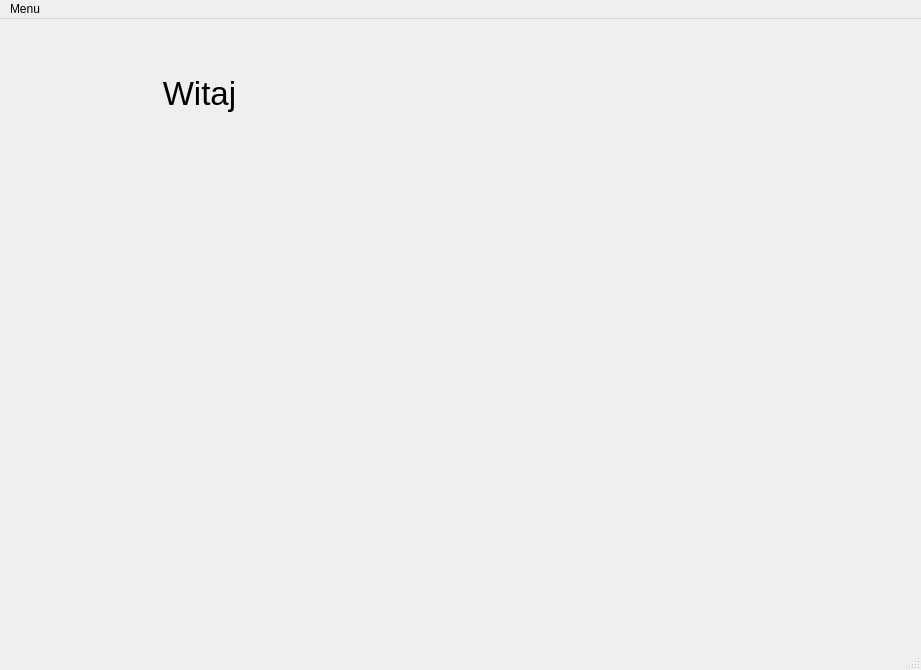
This is mainwindow.ui in dash205/Projekt_Fryzjer as Qt 5 draws it before an edit. The edited form follows.
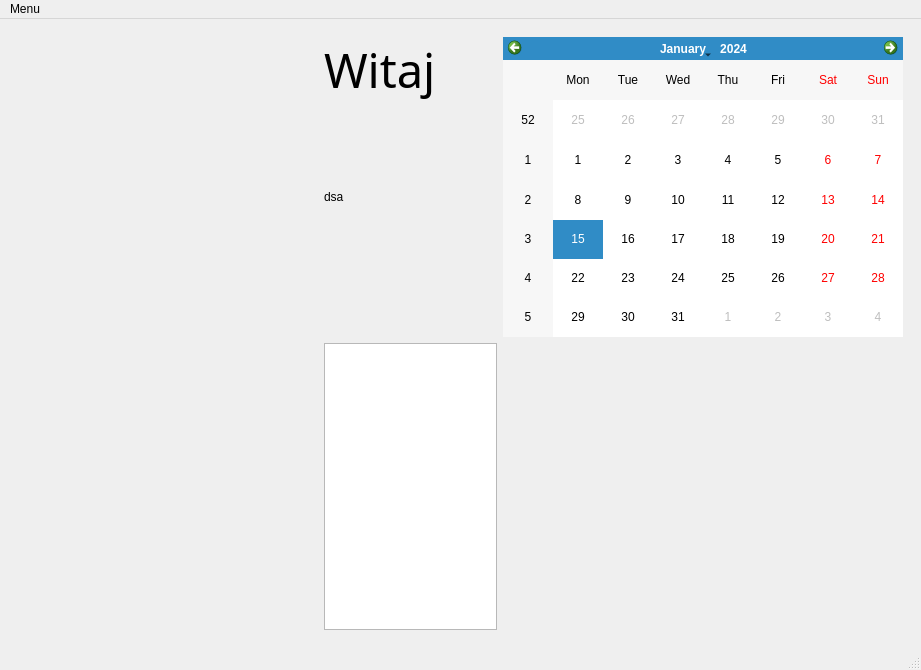
This is the edited form.

What changed in the file:
```diff
--- a/mainwindow.ui
+++ b/mainwindow.ui
@@ -21,36 +21,55 @@
        <number>0</number>
       </property>
       <widget class="QWidget" name="page">
-       <widget class="QLabel" name="label">
-        <property name="geometry">
-         <rect>
-          <x>10</x>
-          <y>10</y>
-          <width>361</width>
-          <height>111</height>
-         </rect>
-        </property>
+       <layout class="QGridLayout" name="gridLayout">
+        <item row="0" column="4">
+         <widget class="QCalendarWidget" name="calendarWidget">
+          <property name="sizePolicy">
+           <sizepolicy hsizetype="Fixed" vsizetype="Fixed">
+            <horstretch>0</horstretch>
+            <verstretch>0</verstretch>
+           </sizepolicy>
+          </property>
+          <property name="minimumSize">
+           <size>
+            <width>400</width>
+            <height>300</height>
+           </size>
+          </property>
+          <property name="maximumSize">
+           <size>
+            <width>400</width>
+            <height>300</height>
+           </size>
+          </property>
+         </widget>
+        </item>
+        <item row="0" column="1">
+         <layout class="QVBoxLayout" name="verticalLayout">
+          <item>
+           <widget class="QLabel" name="welcomeHeader">
         <property name="font">
          <font>
-          <pointsize>25</pointsize>
+              <family>Sans Serif</family>
+              <pointsize>35</pointsize>
+              <stylestrategy>PreferAntialias</stylestrategy>
+              <hintingpreference>PreferNoHinting</hintingpreference>
+              <fontweight>ExtraBold</fontweight>
          </font>
         </property>
         <property name="text">
          <string>Witaj</string>
         </property>
         <property name="alignment">
-         <set>Qt::AlignmentFlag::AlignCenter</set>
-        </property>
-       </widget>
-       <widget class="QLabel" name="label_auth">
-        <property name="geometry">
-         <rect>
-          <x>10</x>
-          <y>130</y>
-          <width>341</width>
-          <height>51</height>
-         </rect>
-        </property>
+             <set>Qt::AlignmentFlag::AlignLeading|Qt::AlignmentFlag::AlignLeft|Qt::AlignmentFlag::AlignTop</set>
+            </property>
+            <property name="margin">
+             <number>60</number>
+            </property>
+           </widget>
+          </item>
+          <item>
+           <widget class="QLabel" name="subHeaderText">
         <property name="font">
          <font>
           <italic>false</italic>
@@ -59,9 +78,50 @@
          </font>
         </property>
         <property name="text">
+             <string>dsa</string>
+            </property>
+            <property name="alignment">
+             <set>Qt::AlignmentFlag::AlignLeading|Qt::AlignmentFlag::AlignLeft|Qt::AlignmentFlag::AlignTop</set>
+            </property>
+            <property name="margin">
+             <number>60</number>
+            </property>
+           </widget>
+          </item>
+         </layout>
+        </item>
+        <item row="1" column="1">
+         <widget class="QTableView" name="tableView"/>
+        </item>
+        <item row="0" column="0">
+         <widget class="QLabel" name="icon">
+          <property name="sizePolicy">
+           <sizepolicy hsizetype="Fixed" vsizetype="Fixed">
+            <horstretch>0</horstretch>
+            <verstretch>0</verstretch>
+           </sizepolicy>
+          </property>
+          <property name="minimumSize">
+           <size>
+            <width>300</width>
+            <height>300</height>
+           </size>
+          </property>
+          <property name="maximumSize">
+           <size>
+            <width>300</width>
+            <height>300</height>
+           </size>
+          </property>
+          <property name="text">
          <string/>
         </property>
-       </widget>
+          <property name="margin">
+           <number>60</number>
+          </property>
+         </widget>
+        </item>
+       </layout>
       </widget>
      </widget>
     </item>
```
Lines whose indentation alone changed are shown as unchanged.
